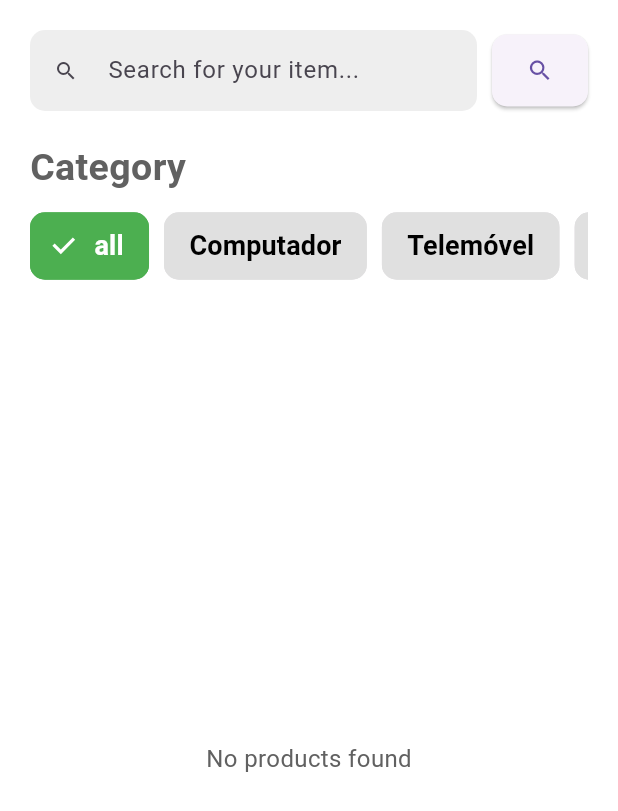
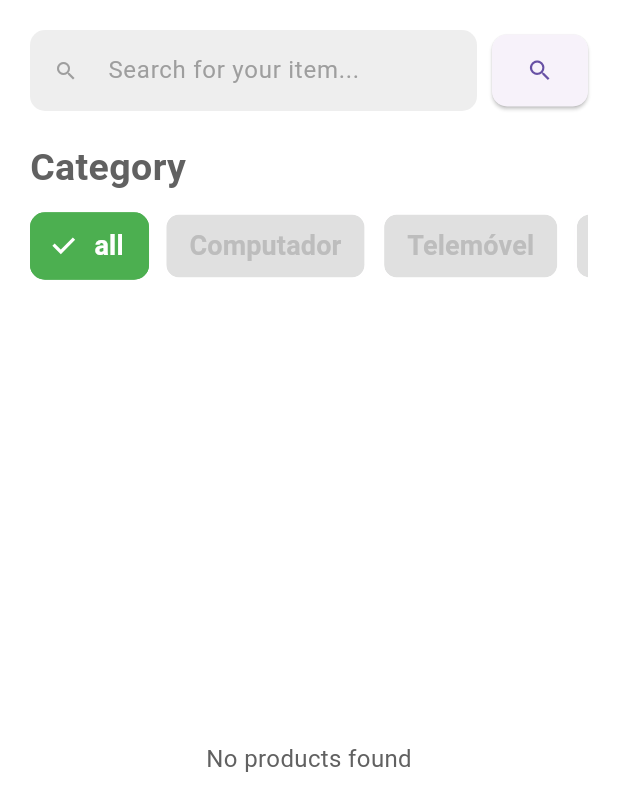
Before and after one commit to CarlosSanchess/EcoRevive, a Flutter app: the FilterProduct screen opened directly, on a phone screen of 412 x 824 dp. Shown: the top 811 px of the screen. Run offline on Flutter 3.47's test engine with Material 3 defaults, Android fonts, the phone set to English and light mode, and no system bars; our stand-ins replace cloud_firestore, firebase_auth, firebase_core, firebase_storage, image_picker, shared_preferences; accounts and stored records are empty.

Commit message:
fixed dark mode

```diff
--- a/lib/Pages/filterProduct.dart
+++ b/lib/Pages/filterProduct.dart
@@ -62,7 +62,6 @@ class _FilterProductState extends State<FilterProduct> {
         selectedCategory = category;
       });
     }).catchError((error) {
-      // Handle errors here, e.g., show a snackbar or alert dialog
     });
   }
 
@@ -94,9 +93,18 @@ class _FilterProductState extends State<FilterProduct> {
           child: TextField(
             decoration: InputDecoration(
               hintText: 'Search for your item...',
-              prefixIcon: const Icon(Icons.search, size: 16),
+              hintStyle: TextStyle(
+                color: Theme.of(context).brightness == Brightness.dark ? Colors.grey[400] : Colors.grey,
+              ),
+              prefixIcon: Icon(
+                Icons.search,
+                size: 16,
+                color: Theme.of(context).brightness == Brightness.dark ? Colors.white : Colors.grey,
+              ),
+
               filled: true,
-              fillColor: Colors.grey[200],
+              fillColor: Theme.of(context).brightness == Brightness.dark
+                  ? Color.fromRGBO(42, 41, 58, 1.0) : Colors.grey[200],
               border: OutlineInputBorder(
                 borderRadius: BorderRadius.circular(10),
                 borderSide: BorderSide.none,
@@ -134,13 +142,19 @@ class _FilterProductState extends State<FilterProduct> {
     return Padding(
       padding: const EdgeInsets.only(right: 10),
       child: FilterChip(
-        label: Text(label, style: TextStyle(fontSize: 18, color: isSelected ? Colors.white : Colors.black)),
+        label: Text(label, style: TextStyle(fontSize: 18, color: isSelected ?  Theme.of(context).brightness == Brightness.dark ? Colors.grey[400] : Colors.white : Colors.grey[400])),
         selected: isSelected,
         selectedColor: selectedColor,
-        backgroundColor: Colors.grey[300],
+        backgroundColor: Theme.of(context).brightness == Brightness.dark
+            ? Color.fromRGBO(42, 41, 58, 1.0) : Colors.grey[300]!,
         shape: RoundedRectangleBorder(
           borderRadius: BorderRadius.circular(10.0),
-          side: BorderSide(color: isSelected ? selectedColor : Colors.grey[300]!, width: 1.5),
+          side: BorderSide(color: isSelected
+              ? Theme.of(context).brightness == Brightness.dark
+              ? Colors.white : Colors.green
+              : Theme.of(context).brightness == Brightness.dark
+              ? Color.fromRGBO(42, 41, 58, 1.0) : Colors.white
+              , width: 1.5),
         ),
         checkmarkColor: Colors.white,
         onSelected: (bool value) {
```
